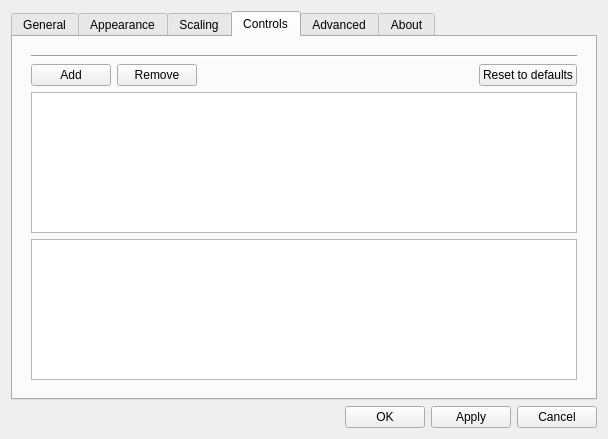
This is gui/dialogs/settingsdialog.ui in do-i/thumbgrid as Qt 5 draws it before an edit. The edited form follows.
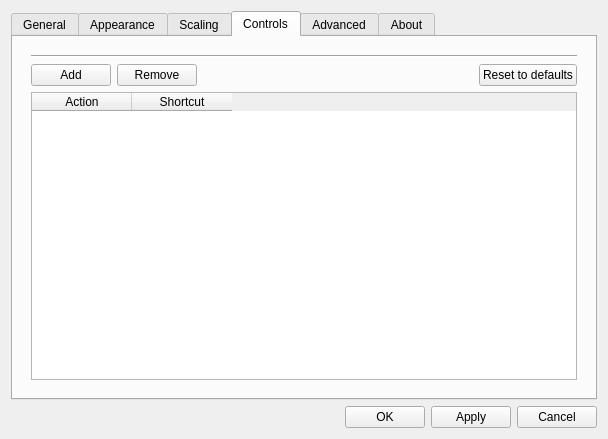
This is the edited form. Icons and pictures are not drawn. Custom widgets are drawn as their Qt base class.

Commit message: [SettingsDialog] Use table for shortcut view

The edit to the form file:
```diff
--- a/gui/dialogs/settingsdialog.ui
+++ b/gui/dialogs/settingsdialog.ui
@@ -1292,22 +1292,41 @@
            </layout>
           </item>
           <item>
-           <widget class="QTableWidget" name="shortcutsTableWidget"/>
-          </item>
-          <item>
-           <widget class="QListWidget" name="shortcutsListWidget">
-            <property name="horizontalScrollBarPolicy">
-             <enum>Qt::ScrollBarAlwaysOff</enum>
+           <widget class="QTableWidget" name="shortcutsTableWidget">
+            <property name="minimumSize">
+             <size>
+              <width>0</width>
+              <height>270</height>
+             </size>
             </property>
-            <property name="viewMode">
-             <enum>QListView::ListMode</enum>
+            <property name="editTriggers">
+             <set>QAbstractItemView::NoEditTriggers</set>
             </property>
-            <property name="uniformItemSizes">
-             <bool>false</bool>
-            </property>
-            <property name="sortingEnabled">
+            <property name="alternatingRowColors">
              <bool>true</bool>
             </property>
+            <property name="selectionMode">
+             <enum>QAbstractItemView::SingleSelection</enum>
+            </property>
+            <property name="selectionBehavior">
+             <enum>QAbstractItemView::SelectRows</enum>
+            </property>
+            <property name="sortingEnabled">
+             <bool>false</bool>
+            </property>
+            <attribute name="verticalHeaderVisible">
+             <bool>false</bool>
+            </attribute>
+            <column>
+             <property name="text">
+              <string>Action</string>
+             </property>
+            </column>
+            <column>
+             <property name="text">
+              <string>Shortcut</string>
+             </property>
+            </column>
            </widget>
           </item>
          </layout>
```
The commit also changes 6 other files.
